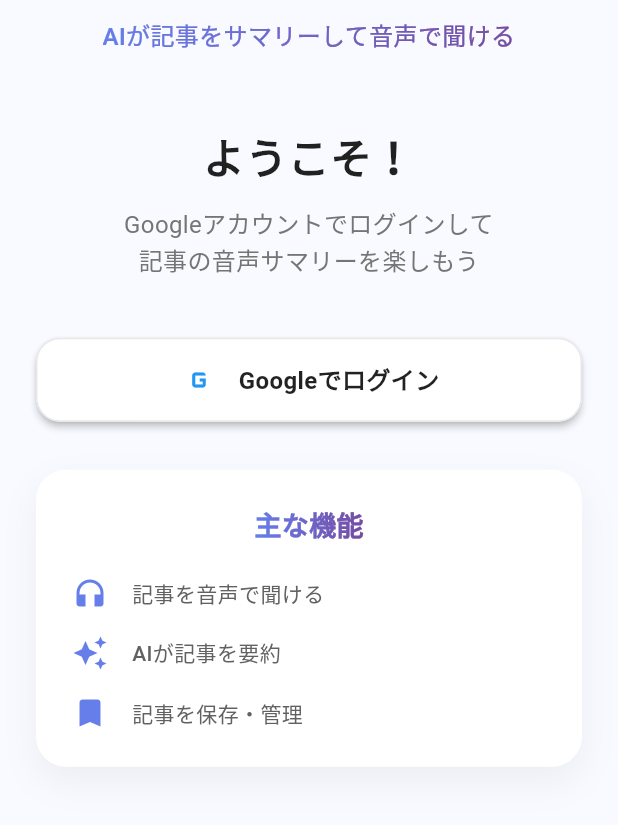
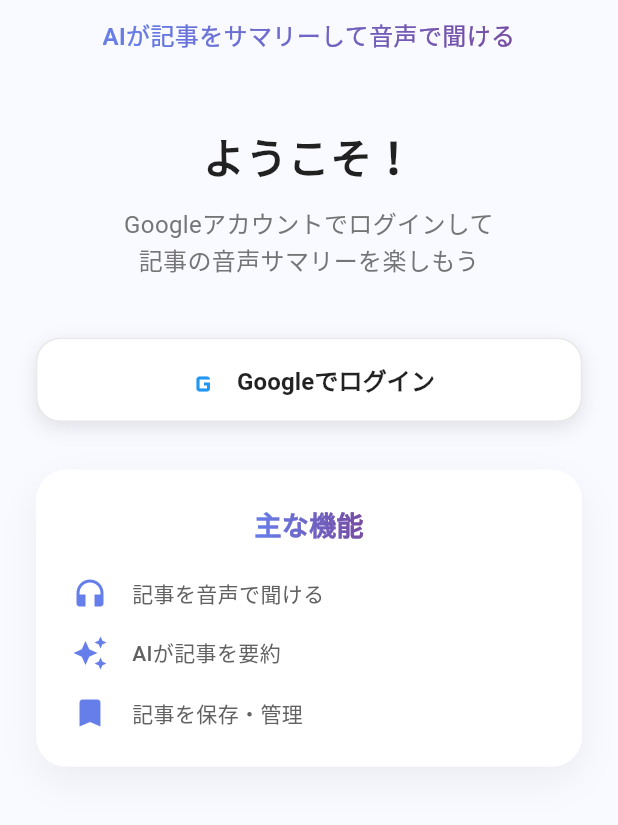
Before and after one commit to shuheu/summeryme-ai, a Flutter app: the screen it shows after launch, on a phone screen of 412 x 824 dp, the part 353-1178 px from its top. Run offline on Flutter 3.47's test engine with Material 3 defaults, Android fonts, the phone set to English and light mode, and no system bars; our stand-ins replace firebase_auth, firebase_core, google_sign_in, just_audio, shared_preferences; accounts and stored records are empty; network calls fail.

```diff
--- a/frontend/lib/screens/auth/login_screen.dart
+++ b/frontend/lib/screens/auth/login_screen.dart
@@ -86,46 +86,6 @@ class _LoginScreenState extends State<LoginScreen> {
                   ),
                 ),
               ),
-              actions: [
-                Container(
-                  margin: const EdgeInsets.only(right: 16, top: 8, bottom: 8),
-                  child: ElevatedButton.icon(
-                    onPressed: () {
-                      Navigator.pushReplacement(
-                        context,
-                        MaterialPageRoute<void>(
-                          builder: (context) => const MainTabScreen(),
-                        ),
-                      );
-                    },
-                    icon: const Icon(
-                      Icons.skip_next,
-                      size: 18,
-                      color: Colors.white,
-                    ),
-                    label: const Text(
-                      'Skip Auth',
-                      style: TextStyle(
-                        color: Colors.white,
-                        fontWeight: FontWeight.w600,
-                        fontSize: 13,
-                      ),
-                    ),
-                    style: ElevatedButton.styleFrom(
-                      backgroundColor: Colors.orange,
-                      foregroundColor: Colors.white,
-                      elevation: 2,
-                      shape: RoundedRectangleBorder(
-                        borderRadius: BorderRadius.circular(20),
-                      ),
-                      padding: const EdgeInsets.symmetric(
-                        horizontal: 12,
-                        vertical: 6,
-                      ),
-                    ),
-                  ),
-                ),
-              ],
             )
           : null,
       body: SafeArea(
@@ -247,26 +207,25 @@ class _LoginScreenState extends State<LoginScreen> {
                   ),
                   SizedBox(height: isTablet ? 48 : 40),
 
-                  // Google login button - PWA対応版
-                  Material(
+                  // Google login button
+                  Container(
+                    height: 56,
+                    decoration: BoxDecoration(
                       color: Colors.white,
-                    elevation: 2,
                       borderRadius: BorderRadius.circular(16),
-                    child: InkWell(
-                      onTap: _isLoading ? null : _googleLogin,
-                      borderRadius: BorderRadius.circular(16),
-                      child: Container(
-                        height: 56,
-                        width: double.infinity,
-                        decoration: BoxDecoration(
                       border: Border.all(color: const Color(0xFFE8E8E8)),
-                          borderRadius: BorderRadius.circular(16),
+                      boxShadow: [
+                        BoxShadow(
+                          color: Colors.black.withValues(alpha: 0.1),
+                          blurRadius: 10,
+                          offset: const Offset(0, 4),
                         ),
-                        child: Row(
-                          mainAxisAlignment: MainAxisAlignment.center,
-                          children: [
-                            if (_isLoading)
-                              const SizedBox(
+                      ],
+                    ),
+                    child: ElevatedButton.icon(
+                      onPressed: _isLoading ? null : _googleLogin,
+                      icon: _isLoading
+                          ? const SizedBox(
                               height: 20,
                               width: 20,
                               child: CircularProgressIndicator(
@@ -276,8 +235,7 @@ class _LoginScreenState extends State<LoginScreen> {
                                 ),
                               ),
                             )
-                            else
-                              Container(
+                          : Container(
                               padding: const EdgeInsets.all(2),
                               decoration: BoxDecoration(
                                 color: Colors.white,
@@ -295,8 +253,7 @@ class _LoginScreenState extends State<LoginScreen> {
                                 ),
                               ),
                             ),
-                            const SizedBox(width: 12),
-                            Text(
+                      label: Text(
                         _isLoading ? 'ログイン中...' : 'Googleでログイン',
                         style: TextStyle(
                           fontSize: isTablet ? 18 : 16,
@@ -304,7 +261,12 @@ class _LoginScreenState extends State<LoginScreen> {
                           color: Colors.black87,
                         ),
                       ),
-                          ],
+                      style: ElevatedButton.styleFrom(
+                        backgroundColor: Colors.white,
+                        foregroundColor: Colors.black87,
+                        elevation: 0,
+                        shape: RoundedRectangleBorder(
+                          borderRadius: BorderRadius.circular(16),
                         ),
                       ),
                     ),
```
Also changed, not shown: 2 other files. Lines whose indentation alone changed are shown as unchanged.
